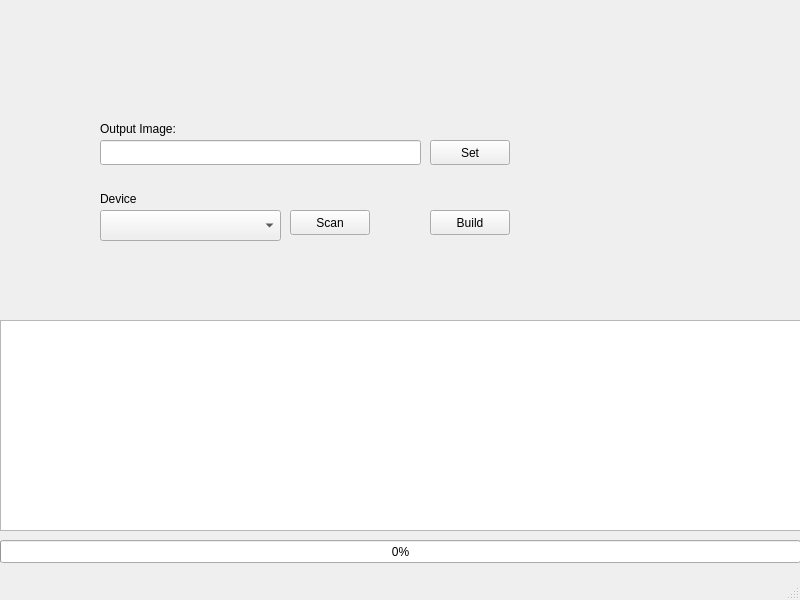
First picture: the form in blackzspace-imager/ui/mainwindow/form.ui, repository blackzspace-de-Application-Development/blackzspace-imager, before the edit.
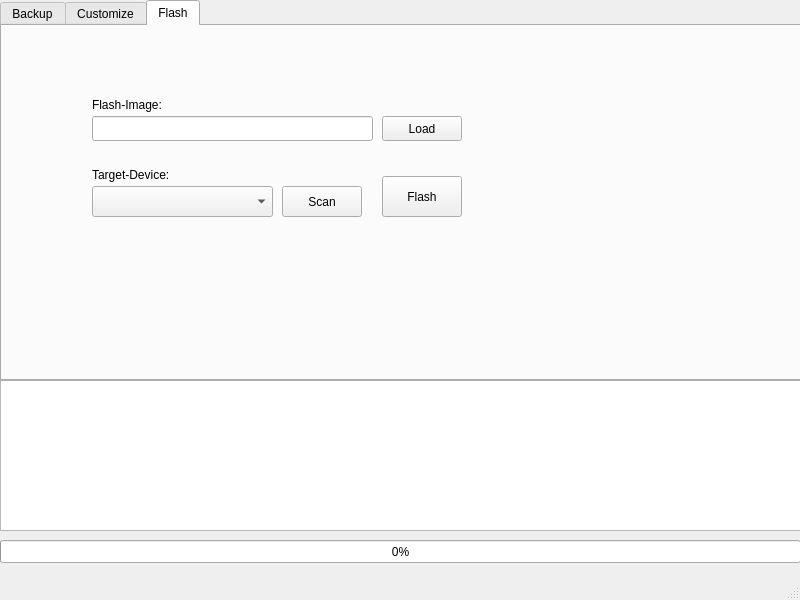
Second picture: the form after the edit. Icons and pictures are not drawn.

```diff
--- a/blackzspace-imager/ui/mainwindow/form.ui
+++ b/blackzspace-imager/ui/mainwindow/form.ui
@@ -18,10 +18,62 @@
     <normaloff>../../../../../blackzspace.de-Main/blackzspace.de-reactjs-app-v8/build/favicon.ico</normaloff>../../../../../blackzspace.de-Main/blackzspace.de-reactjs-app-v8/build/favicon.ico</iconset>
   </property>
   <widget class="QWidget" name="centralwidget">
+   <widget class="QTextBrowser" name="consoleLog">
+    <property name="geometry">
+     <rect>
+      <x>0</x>
+      <y>380</y>
+      <width>801</width>
+      <height>151</height>
+     </rect>
+    </property>
+   </widget>
+   <widget class="QProgressBar" name="progressBar">
+    <property name="geometry">
+     <rect>
+      <x>0</x>
+      <y>540</y>
+      <width>801</width>
+      <height>23</height>
+     </rect>
+    </property>
+    <property name="value">
+     <number>0</number>
+    </property>
+   </widget>
+   <widget class="QTabWidget" name="tabWidget">
+    <property name="geometry">
+     <rect>
+      <x>0</x>
+      <y>0</y>
+      <width>801</width>
+      <height>381</height>
+     </rect>
+    </property>
+    <property name="currentIndex">
+     <number>2</number>
+    </property>
+    <widget class="QWidget" name="tab_backup">
+     <attribute name="title">
+      <string>Backup</string>
+     </attribute>
+     <widget class="QLabel" name="label_output_image">
+      <property name="geometry">
+       <rect>
+        <x>70</x>
+        <y>110</y>
+        <width>121</width>
+        <height>17</height>
+       </rect>
+      </property>
+      <property name="text">
+       <string>Output Image:</string>
+      </property>
+     </widget>
    <widget class="QLineEdit" name="output_Image">
     <property name="geometry">
      <rect>
-      <x>100</x>
+        <x>70</x>
       <y>140</y>
       <width>321</width>
       <height>25</height>
@@ -31,7 +83,7 @@
    <widget class="QPushButton" name="set_Output_Button">
     <property name="geometry">
      <rect>
-      <x>430</x>
+        <x>410</x>
       <y>140</y>
       <width>80</width>
       <height>25</height>
@@ -41,23 +93,10 @@
      <string>Set</string>
     </property>
    </widget>
-   <widget class="QLabel" name="label_output_image">
-    <property name="geometry">
-     <rect>
-      <x>100</x>
-      <y>120</y>
-      <width>121</width>
-      <height>17</height>
-     </rect>
-    </property>
-    <property name="text">
-     <string>Output Image:</string>
-    </property>
-   </widget>
    <widget class="QLabel" name="label_device">
     <property name="geometry">
      <rect>
-      <x>100</x>
+        <x>70</x>
       <y>190</y>
       <width>121</width>
       <height>17</height>
@@ -70,61 +109,171 @@
    <widget class="QComboBox" name="comboBox_devices">
     <property name="geometry">
      <rect>
-      <x>100</x>
-      <y>210</y>
+        <x>70</x>
+        <y>220</y>
       <width>181</width>
       <height>31</height>
      </rect>
     </property>
    </widget>
+     <widget class="QPushButton" name="scan_Button">
+      <property name="geometry">
+       <rect>
+        <x>270</x>
+        <y>220</y>
+        <width>80</width>
+        <height>31</height>
+       </rect>
+      </property>
+      <property name="text">
+       <string>Scan</string>
+      </property>
+     </widget>
    <widget class="QPushButton" name="build_Button">
     <property name="geometry">
      <rect>
-      <x>430</x>
+        <x>410</x>
       <y>210</y>
       <width>80</width>
-      <height>25</height>
+        <height>41</height>
      </rect>
     </property>
     <property name="text">
      <string>Build</string>
     </property>
    </widget>
-   <widget class="QTextBrowser" name="consoleLog">
+    </widget>
+    <widget class="QWidget" name="tab">
+     <attribute name="title">
+      <string>Customize</string>
+     </attribute>
+     <widget class="QLabel" name="label_custom_image">
     <property name="geometry">
      <rect>
-      <x>0</x>
-      <y>320</y>
-      <width>801</width>
-      <height>211</height>
-     </rect>
-    </property>
-   </widget>
-   <widget class="QProgressBar" name="progressBar">
+        <x>70</x>
+        <y>100</y>
+        <width>121</width>
+        <height>17</height>
+       </rect>
+      </property>
+      <property name="text">
+       <string>Customize Image:</string>
+      </property>
+     </widget>
+     <widget class="QLineEdit" name="custom_Image_Path">
     <property name="geometry">
      <rect>
-      <x>0</x>
-      <y>540</y>
-      <width>801</width>
-      <height>23</height>
-     </rect>
-    </property>
-    <property name="value">
-     <number>0</number>
-    </property>
-   </widget>
-   <widget class="QPushButton" name="scan_Button">
+        <x>70</x>
+        <y>120</y>
+        <width>321</width>
+        <height>25</height>
+       </rect>
+      </property>
+     </widget>
+     <widget class="QPushButton" name="load_CustomImage_Button">
+      <property name="geometry">
+       <rect>
+        <x>400</x>
+        <y>120</y>
+        <width>80</width>
+        <height>25</height>
+       </rect>
+      </property>
+      <property name="text">
+       <string>Load</string>
+      </property>
+     </widget>
+    </widget>
+    <widget class="QWidget" name="tab_flash">
+     <attribute name="title">
+      <string>Flash</string>
+     </attribute>
+     <widget class="QPushButton" name="flash_Button">
     <property name="geometry">
      <rect>
-      <x>290</x>
-      <y>210</y>
+        <x>380</x>
+        <y>150</y>
       <width>80</width>
+        <height>41</height>
+       </rect>
+      </property>
+      <property name="text">
+       <string>Flash</string>
+      </property>
+     </widget>
+     <widget class="QLineEdit" name="flash_Image_Path">
+      <property name="geometry">
+       <rect>
+        <x>90</x>
+        <y>90</y>
+        <width>281</width>
       <height>25</height>
+       </rect>
+      </property>
+     </widget>
+     <widget class="QPushButton" name="load_flash_Image_Button">
+      <property name="geometry">
+       <rect>
+        <x>380</x>
+        <y>90</y>
+        <width>80</width>
+        <height>25</height>
+       </rect>
+      </property>
+      <property name="text">
+       <string>Load</string>
+      </property>
+     </widget>
+     <widget class="QComboBox" name="combobox_FLash_device">
+      <property name="geometry">
+       <rect>
+        <x>90</x>
+        <y>160</y>
+        <width>181</width>
+        <height>31</height>
+       </rect>
+      </property>
+     </widget>
+     <widget class="QPushButton" name="flash_device_scan_Button">
+      <property name="geometry">
+       <rect>
+        <x>280</x>
+        <y>160</y>
+        <width>80</width>
+        <height>31</height>
      </rect>
     </property>
     <property name="text">
      <string>Scan</string>
     </property>
+     </widget>
+     <widget class="QLabel" name="label_flash_image">
+      <property name="geometry">
+       <rect>
+        <x>90</x>
+        <y>70</y>
+        <width>121</width>
+        <height>17</height>
+       </rect>
+      </property>
+      <property name="text">
+       <string>Flash-Image:</string>
+      </property>
+     </widget>
+     <widget class="QLabel" name="label_flash_taget">
+      <property name="geometry">
+       <rect>
+        <x>90</x>
+        <y>140</y>
+        <width>121</width>
+        <height>17</height>
+       </rect>
+      </property>
+      <property name="text">
+       <string>Target-Device:</string>
+      </property>
+     </widget>
+    </widget>
    </widget>
   </widget>
   <widget class="QStatusBar" name="statusbar"/>
```
Lines whose indentation alone changed are shown as unchanged.
